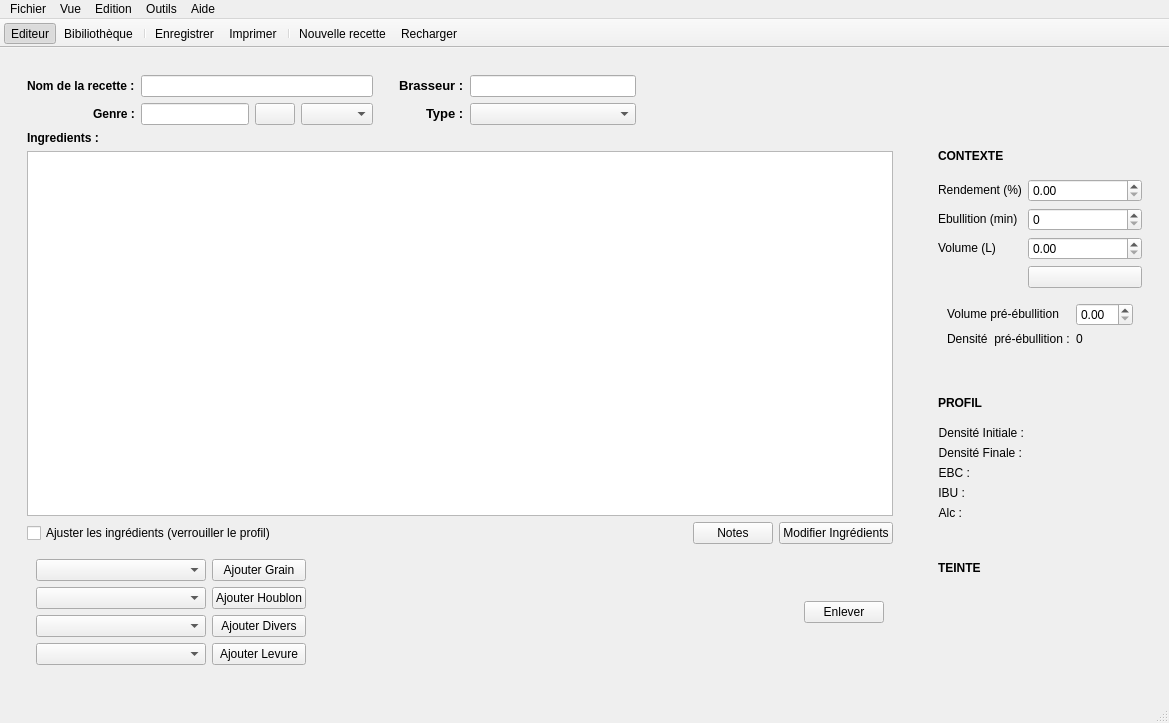
314r/joliebulle, file reader.ui: the form before one commit.
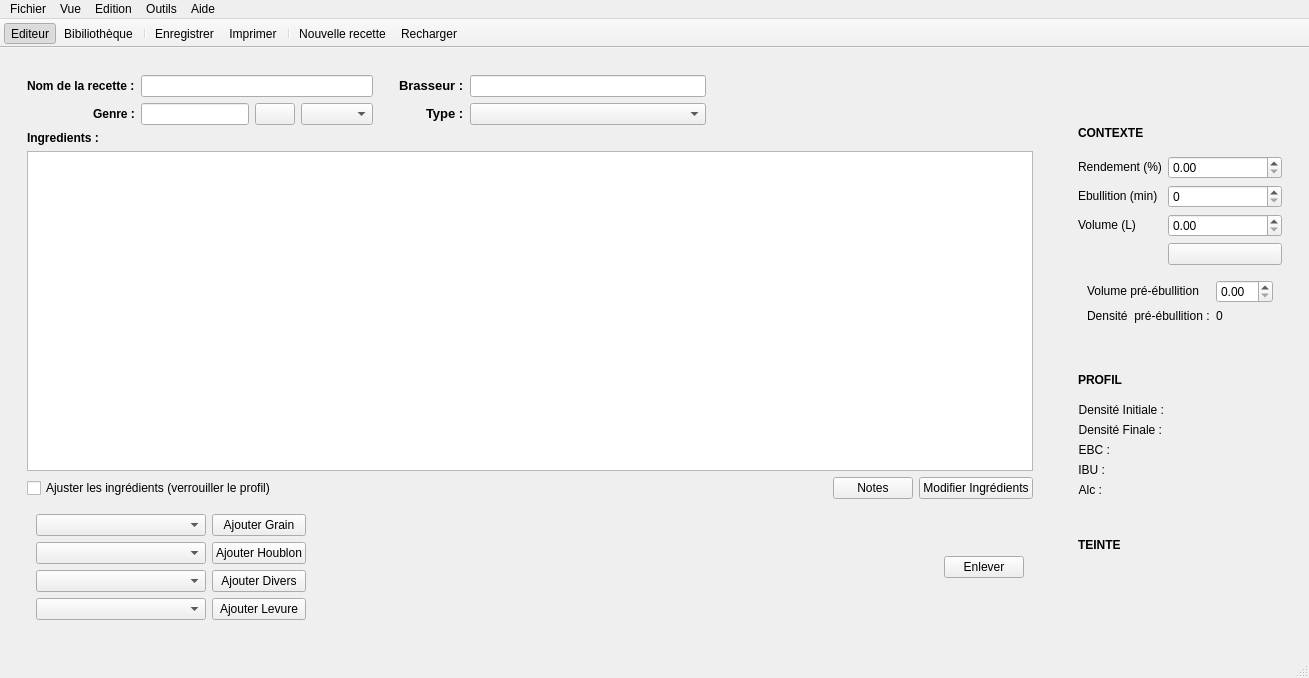
The form after the commit. Icons and pictures are not drawn.

Commit message: changement taille par défaut

Diff of the .ui file:
```diff
--- a/reader.ui
+++ b/reader.ui
@@ -6,8 +6,8 @@
    <rect>
     <x>0</x>
     <y>0</y>
-    <width>1169</width>
-    <height>723</height>
+    <width>1309</width>
+    <height>678</height>
    </rect>
   </property>
   <property name="windowTitle">
@@ -851,8 +851,8 @@
     <rect>
      <x>0</x>
      <y>0</y>
-     <width>1169</width>
-     <height>23</height>
+     <width>1309</width>
+     <height>25</height>
     </rect>
    </property>
    <widget class="QMenu" name="menuFichier">
```
The commit also changes 1 other file.
